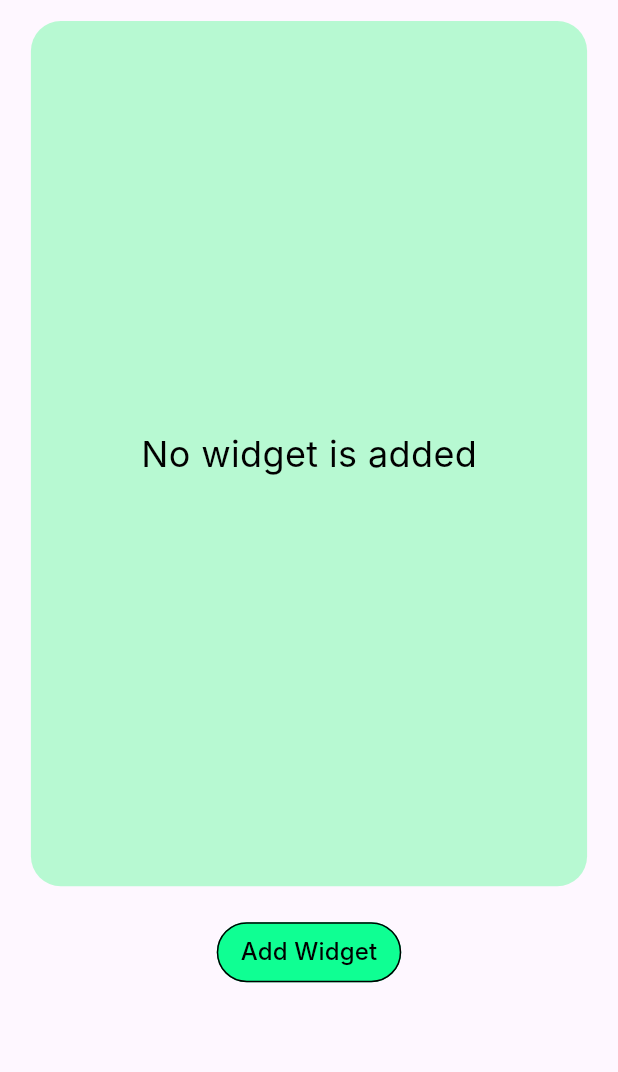
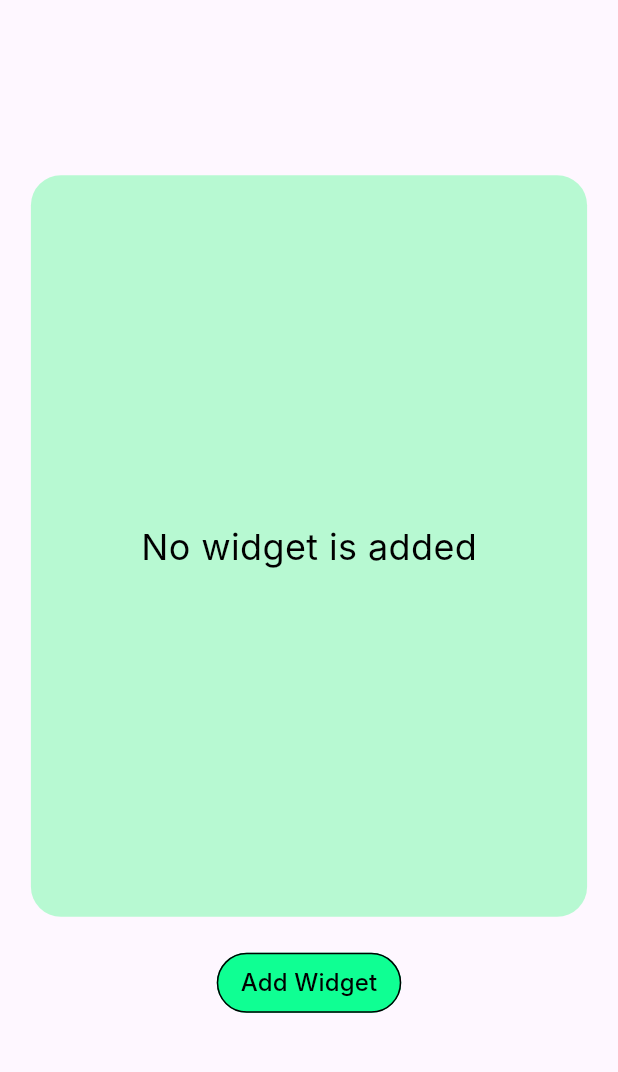
Before and after one commit to i-aman-jha/PI8O7I, a Flutter app: the screen it shows after launch, on a phone screen of 412 x 824 dp, the part 63-1135 px from its top. Run offline on Flutter 3.47's test engine with Material 3 defaults, Android fonts, the phone set to English and light mode, and no system bars; our stand-ins replace cloud_firestore, firebase_core, firebase_storage, get, image_picker; missing offline and left inert: universal_html; accounts and stored records are empty; Roboto replaces fonts that are missing (Inter).

Commit message:
added web

```diff
--- a/lib/view/home.dart
+++ b/lib/view/home.dart
@@ -1,11 +1,9 @@
+import 'package:flutter/foundation.dart';
 import 'package:flutter/material.dart';
 import 'package:get/get.dart';
 import 'package:untitled2/controller/widget_controller.dart';
-import 'package:untitled2/view/widgets/button_widget.dart';
 import 'package:untitled2/view/widgets/dialog_box.dart';
-import 'package:untitled2/view/widgets/image_widget.dart';
 import 'package:untitled2/view/widgets/mybutton.dart';
-import 'package:untitled2/view/widgets/text_widget.dart';
 
 class Home extends StatelessWidget {
   const Home({super.key});
@@ -21,12 +19,17 @@ class Home extends StatelessWidget {
         centerTitle: true,
       ),
       body: Center(
+        child: SingleChildScrollView(
           child: Column(
             children: [
               Obx(
                 () => Container(
-                  height: MediaQuery.of(context).size.height * 0.7,
-                  width: MediaQuery.of(context).size.width * 0.9,
+                    height: (kIsWeb)
+                        ? MediaQuery.of(context).size.height * 0.7
+                        : MediaQuery.of(context).size.height * 0.6,
+                    width: (kIsWeb)
+                        ? MediaQuery.of(context).size.height * 0.6
+                        : MediaQuery.of(context).size.width * 0.9,
                     padding: const EdgeInsets.all(20),
                     decoration: BoxDecoration(
                       color: Color.fromARGB(71, 0, 255, 94),
@@ -48,7 +51,7 @@ class Home extends StatelessWidget {
                           )),
               ),
               SizedBox(
-              height: 20,
+                height: (kIsWeb) ? 40 : 20,
               ),
               MyButton(
                 text: "Add Widget",
@@ -59,6 +62,7 @@ class Home extends StatelessWidget {
             ],
           ),
         ),
+      ),
     );
   }
 }
--- a/pubspec.yaml
+++ b/pubspec.yaml
@@ -39,6 +39,8 @@ dependencies:
   firebase_core: ^3.9.0
   firebase_storage: ^12.3.7
   cloud_firestore: ^5.6.0
+  firebase_core_web: ^2.20.0
+  universal_html: ^2.2.4
 
 dev_dependencies:
   flutter_test:
```
Also changed, not shown: lib/controller/widget_controller.dart (+84 -6 lines), lib/main.dart (+22 -4 lines), lib/view/widgets/dialog_box.dart (+15 -3 lines), lib/view/widgets/image_widget.dart (+17 -7 lines), lib/firebase_options.dart (added), pubspec.lock. Lines whose indentation alone changed are shown as unchanged.
